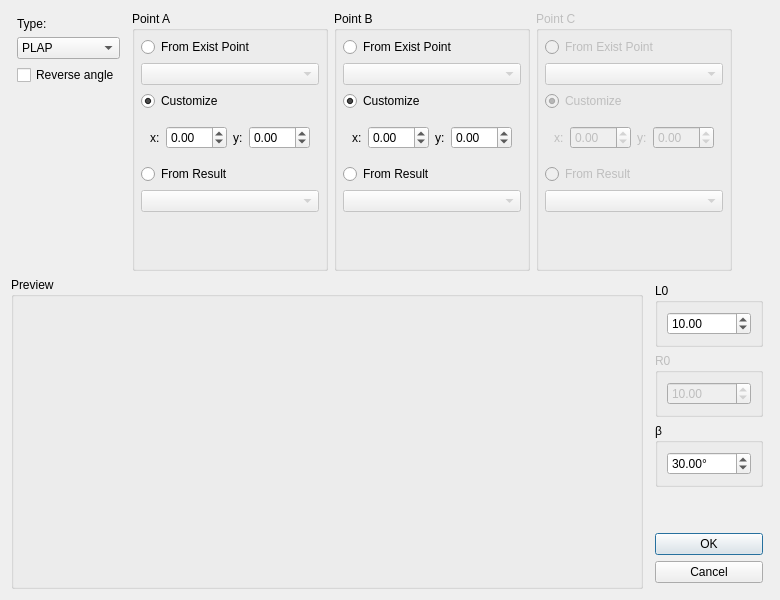
Old version of the form core/panel/run_Triangle_Solver_edit.ui in the repository KmolYuan/Pyslvs-UI.
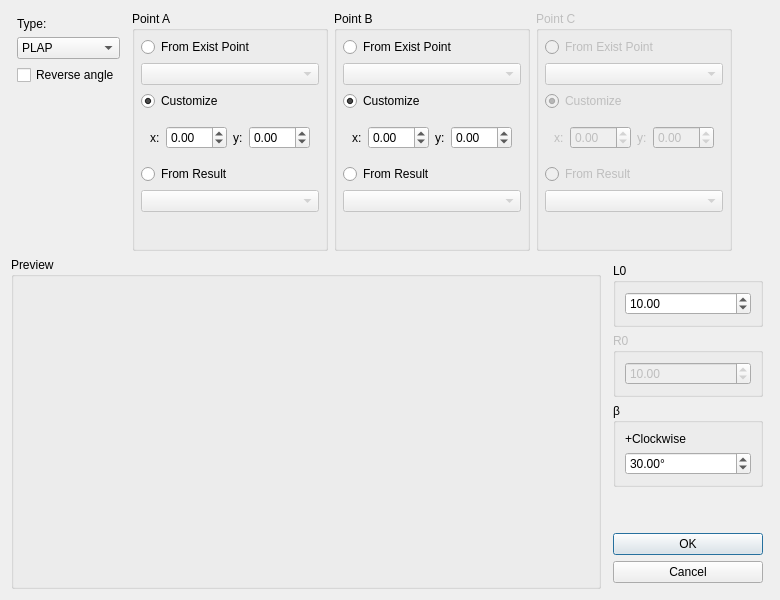
New version of the form. Icons and pictures are not drawn.

Commit message: TS edit dlg.

The edit to the form file:
```diff
--- a/core/panel/run_Triangle_Solver_edit.ui
+++ b/core/panel/run_Triangle_Solver_edit.ui
@@ -451,6 +451,18 @@
     <layout class="QHBoxLayout" name="horizontalLayout_4">
      <item>
       <widget class="QGroupBox" name="PreviewPanel">
+       <property name="minimumSize">
+        <size>
+         <width>590</width>
+         <height>0</height>
+        </size>
+       </property>
+       <property name="maximumSize">
+        <size>
+         <width>590</width>
+         <height>16777215</height>
+        </size>
+       </property>
        <property name="title">
         <string>Preview</string>
        </property>
@@ -495,18 +507,6 @@
      </item>
      <item>
       <widget class="QWidget" name="valuePanel" native="true">
-       <property name="minimumSize">
-        <size>
-         <width>120</width>
-         <height>0</height>
-        </size>
-       </property>
-       <property name="maximumSize">
-        <size>
-         <width>120</width>
-         <height>16777215</height>
-        </size>
-       </property>
        <layout class="QVBoxLayout" name="verticalLayout_7">
         <property name="spacing">
          <number>6</number>
@@ -570,11 +570,21 @@
            <string>β</string>
           </property>
           <layout class="QVBoxLayout" name="verticalLayout_4">
+           <item>
+            <widget class="QLabel" name="label">
+             <property name="text">
+              <string>+Clockwise</string>
+             </property>
+            </widget>
+           </item>
            <item>
             <widget class="QDoubleSpinBox" name="angle">
              <property name="suffix">
               <string>°</string>
              </property>
+             <property name="minimum">
+              <double>-360.000000000000000</double>
+             </property>
              <property name="maximum">
               <double>360.000000000000000</double>
              </property>
```
The commit also changes 4 other files.
